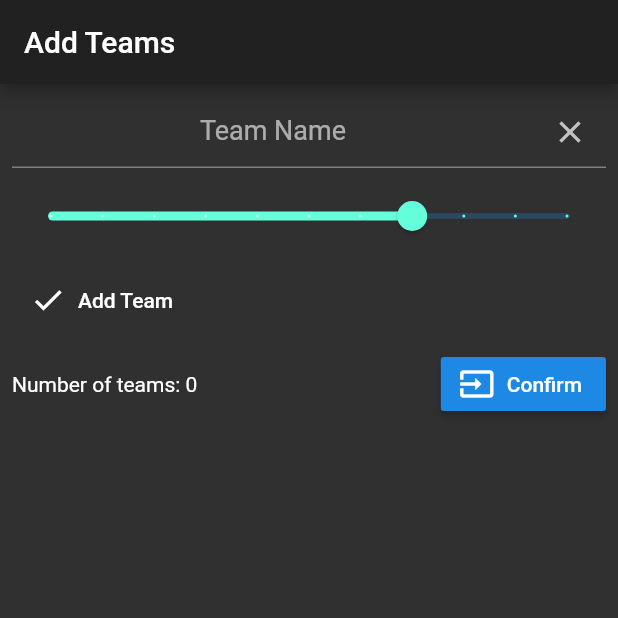
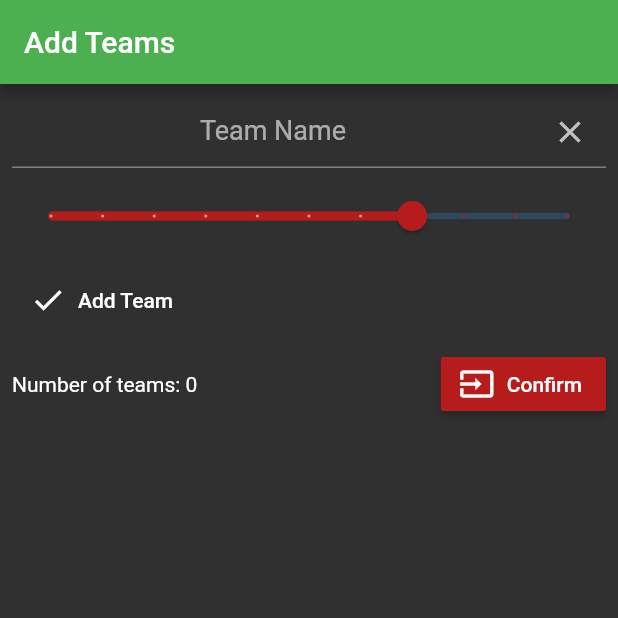
Before and after one commit to alexpfx/championship, a Flutter app: the screen it shows after launch, on a phone screen of 412 x 824 dp, the top half of it. Run offline on Flutter 3.47's test engine with Material 2 defaults, Android fonts, the phone set to English and light mode, and no system bars; missing offline and left inert: bloc_pattern.

Commit message:
- mudança cores do tema

```diff
--- a/lib/main.dart
+++ b/lib/main.dart
@@ -6,15 +6,22 @@ import 'package:championship/smodel/tournament_model.dart';
 import 'package:flutter/material.dart';
 import 'package:scoped_model/scoped_model.dart';
 
-import 'colors.dart';
-
 void main() => runApp(MyApp());
 
 ThemeData buildThemeData() {
   var baseTheme = ThemeData.dark();
 
   return baseTheme.copyWith(
+    accentColor: Colors.red[900],
+    primaryColor: Colors.green,
+    dialogTheme: DialogTheme(
 
+    ),
+    buttonTheme: ButtonThemeData().copyWith(
+      textTheme: ButtonTextTheme.primary,
+      buttonColor: Colors.red[900],
+
+    )
 
   );
 }
--- a/lib/screens/rounds_screen.dart
+++ b/lib/screens/rounds_screen.dart
@@ -28,7 +28,7 @@ class _RoundsScreenState extends State<RoundsScreen> {
           showModalBottomSheet(
               context: context, builder: _buildStandingsBottomSheet);
         },
-        child: Icon(Icons.format_list_numbered),
+        child: Icon(Icons.format_list_numbered, color: Colors.white,),
       ),
       key: _scaffoldKey,
       appBar: AppBar(
--- a/lib/screens/teams_screen.dart
+++ b/lib/screens/teams_screen.dart
@@ -207,6 +207,7 @@ class _TeamsScreenState extends State<TeamsScreen> {
           },
         ),
         new RaisedButton(
+            color: ButtonTheme.of(context).colorScheme.background,
             child: Text("Yes"),
             onPressed: () {
 //              Navigator.of(context).pushNamed("/rounds");
--- a/lib/widgets/round_widget.dart
+++ b/lib/widgets/round_widget.dart
@@ -96,11 +96,11 @@ class RoundWidget extends StatelessWidget {
   _colorFromMatchStatus(RoundStatus roundStatus) {
     switch (roundStatus) {
       case RoundStatus.notStarted:
-        return Colors.red;
+        return Colors.white;
       case RoundStatus.started:
-        return Colors.green;
+        return Colors.green[900];
       case RoundStatus.ended:
-        return Colors.blue;
+        return Colors.blue[900];
     }
   }
 }
```
Also changed, not shown: lib/widgets/match_widget.dart (+3 -4 lines), 1 other file.
